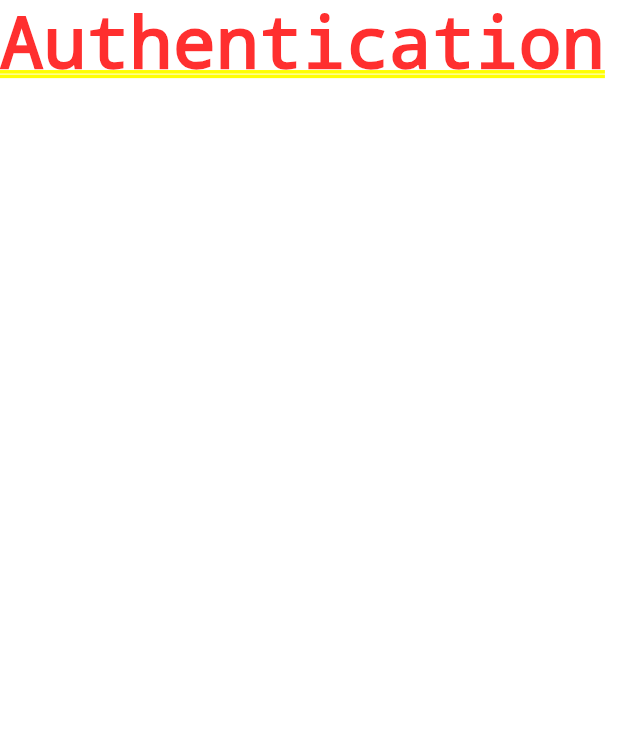
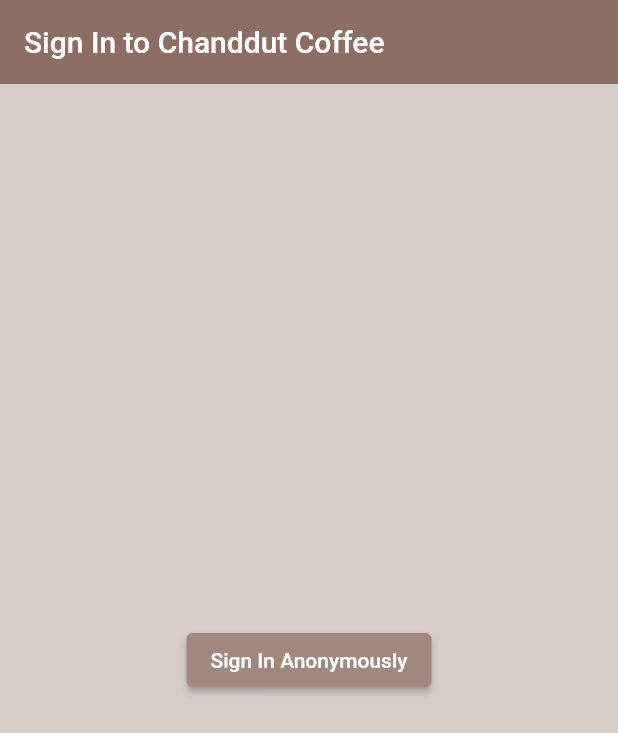
Before and after one commit to 0x1m4o/Flutter-Firebase, a Flutter app: the screen it shows after launch, on a phone screen of 412 x 824 dp. Shown: the top 733 px of the screen. Run offline on Flutter 3.47's test engine with Material 2 defaults, Android fonts, the phone set to English and light mode, and no system bars; our stand-ins replace firebase_auth, firebase_core; accounts and stored records are empty.

Commit message:
Anonymous Sign In

```diff
--- a/lib/main.dart
+++ b/lib/main.dart
@@ -1,7 +1,10 @@
 import 'package:flutter/material.dart';
 import './screens/wrapper.dart';
+import 'package:firebase_core/firebase_core.dart';
 
-void main() {
+void main() async {
+  WidgetsFlutterBinding.ensureInitialized();
+  await Firebase.initializeApp();
   runApp(MyApp());
 }
 
--- a/lib/screens/auth/authentication.dart
+++ b/lib/screens/auth/authentication.dart
@@ -1,10 +1,9 @@
 import 'package:flutter/material.dart';
+import '../auth/sign_in.dart';
 
 class Authentication extends StatelessWidget {
   @override
   Widget build(BuildContext context) {
-    return Container(
-      child: Text('Authentication'),
-    );
+    return SignInState();
   }
 }
--- /dev/null
+++ b/lib/screens/auth/sign_in.dart
@@ -0,0 +1,46 @@
+import 'package:flutter/material.dart';
+import 'package:flutter_firebase/services/auth.dart';
+
+class SignInState extends StatefulWidget {
+  @override
+  State<SignInState> createState() => _SignInStateState();
+}
+
+class _SignInStateState extends State<SignInState> {
+  final AuthService _auth = AuthService();
+
+  @override
+  Widget build(BuildContext context) {
+    return Scaffold(
+      backgroundColor: Colors.brown[100],
+      appBar: AppBar(
+        title: Text('Sign In to Chanddut Coffee'),
+        backgroundColor: Colors.brown[400],
+        elevation: 0.0,
+      ),
+      body: Center(
+        child: Column(
+          mainAxisAlignment: MainAxisAlignment.center,
+          children: [
+            ElevatedButton(
+              onPressed: () async {
+                dynamic result = await _auth.anonymousSignIn();
+                if (result == null) {
+                  ScaffoldMessenger.of(context)
+                      .showSnackBar(SnackBar(content: Text('Data Tidak Ada')));
+                } else {
+                  print(result);
+                  ScaffoldMessenger.of(context).showSnackBar(
+                      SnackBar(content: Text('Data berhasil dikirim')));
+                }
+              },
+              child: Text('Sign In Anonymously'),
+              style: ButtonStyle(
+                  backgroundColor: MaterialStatePropertyAll(Colors.brown[300])),
+            )
+          ],
+        ),
+      ),
+    );
+  }
+}
--- a/pubspec.yaml
+++ b/pubspec.yaml
@@ -32,6 +32,7 @@ dependencies:
     sdk: flutter
   firebase_auth: ^4.3.0
   cloud_firestore: ^4.4.5
+  firebase_core: ^2.8.0
 
   # The following adds the Cupertino Icons font to your application.
   # Use with the CupertinoIcons class for iOS style icons.
```
Also changed, not shown: pubspec.lock.
